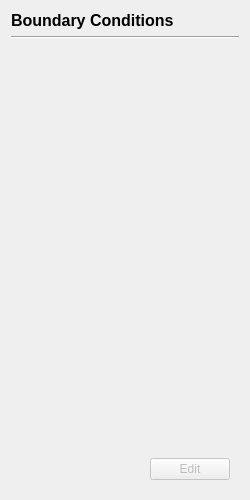
First picture: the form in view/setup/boundary_conditions/boundary_conditions_page.ui, repository nextfoam/baram, before the edit.
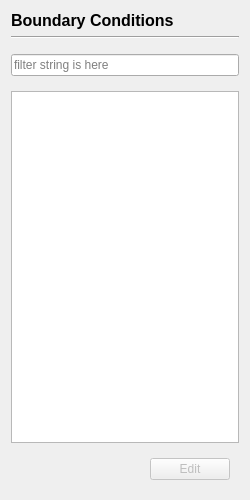
Second picture: the form after the edit.

Commit message: #20, #36 Boundary Conditions 페이지 UI 변경 #22 coupled boundary를 가지는 boundary conditions 설정 polyMesh/boundary 파일에 작성 신규 프로젝트에 Case wizard 설정 정보가 적용되지 않는 버그 수정

```diff
--- a/view/setup/boundary_conditions/boundary_conditions_page.ui
+++ b/view/setup/boundary_conditions/boundary_conditions_page.ui
@@ -35,58 +35,43 @@
     </widget>
    </item>
    <item>
-    <widget class="QScrollArea" name="scrollArea">
-     <property name="sizePolicy">
-      <sizepolicy hsizetype="Expanding" vsizetype="Expanding">
-       <horstretch>0</horstretch>
-       <verstretch>0</verstretch>
-      </sizepolicy>
+    <widget class="QWidget" name="widget_2" native="true">
+     <layout class="QHBoxLayout" name="horizontalLayout_2">
+      <property name="leftMargin">
+       <number>0</number>
+      </property>
+      <property name="rightMargin">
+       <number>0</number>
+      </property>
+      <item>
+       <widget class="QLineEdit" name="filterString">
+        <property name="placeholderText">
+         <string>filter string is here</string>
+        </property>
+       </widget>
+      </item>
+     </layout>
+    </widget>
+   </item>
+   <item>
+    <widget class="QTreeWidget" name="boundaries">
+     <property name="editTriggers">
+      <set>QAbstractItemView::NoEditTriggers</set>
      </property>
-     <property name="frameShape">
-      <enum>QFrame::NoFrame</enum>
+     <property name="animated">
+      <bool>true</bool>
      </property>
-     <property name="horizontalScrollBarPolicy">
-      <enum>Qt::ScrollBarAlwaysOff</enum>
-     </property>
-     <property name="sizeAdjustPolicy">
-      <enum>QAbstractScrollArea::AdjustToContents</enum>
-     </property>
-     <property name="widgetResizable">
+     <property name="headerHidden">
       <bool>true</bool>
      </property>
-     <property name="alignment">
-      <set>Qt::AlignLeading|Qt::AlignLeft|Qt::AlignVCenter</set>
+     <property name="columnCount">
+      <number>1</number>
      </property>
-     <widget class="QWidget" name="regions">
-      <property name="geometry">
-       <rect>
-        <x>0</x>
-        <y>0</y>
-        <width>232</width>
-        <height>397</height>
-       </rect>
+     <column>
+      <property name="text">
+       <string notr="true">1</string>
       </property>
-      <property name="sizePolicy">
-       <sizepolicy hsizetype="Expanding" vsizetype="Expanding">
-        <horstretch>0</horstretch>
-        <verstretch>0</verstretch>
-       </sizepolicy>
-      </property>
-      <layout class="QVBoxLayout" name="verticalLayout_3">
-       <property name="leftMargin">
-        <number>0</number>
-       </property>
-       <property name="topMargin">
-        <number>0</number>
-       </property>
-       <property name="rightMargin">
-        <number>0</number>
-       </property>
-       <property name="bottomMargin">
-        <number>0</number>
-       </property>
-      </layout>
-     </widget>
+     </column>
     </widget>
    </item>
    <item>
```
The commit also changes 37 other files.
